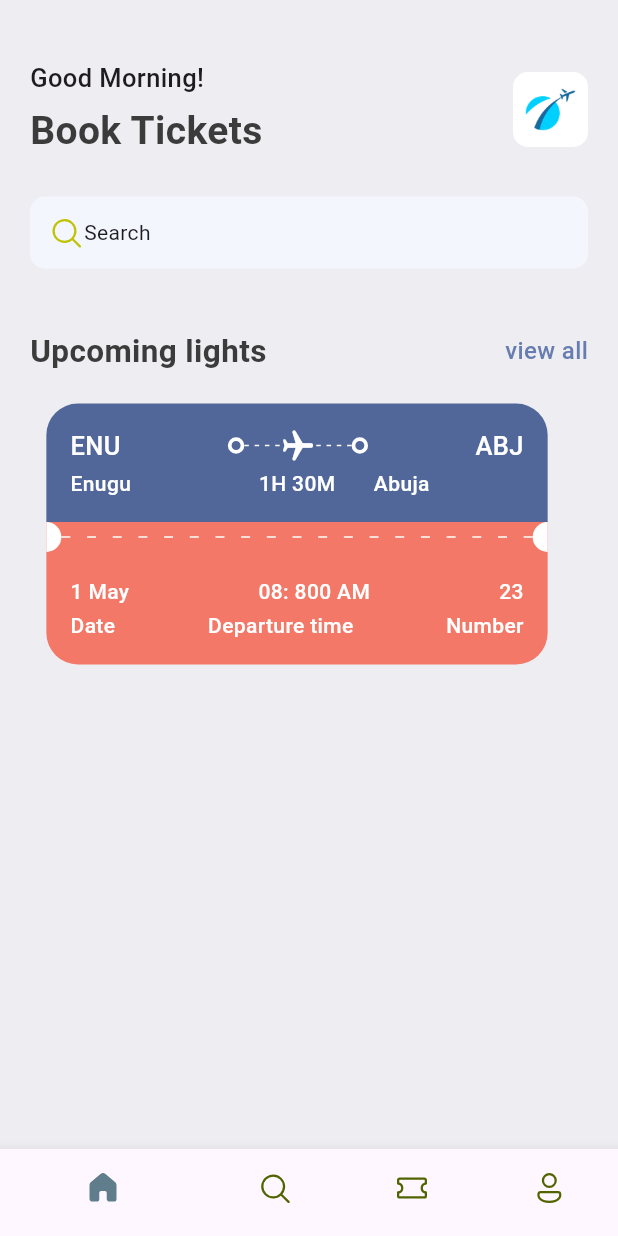
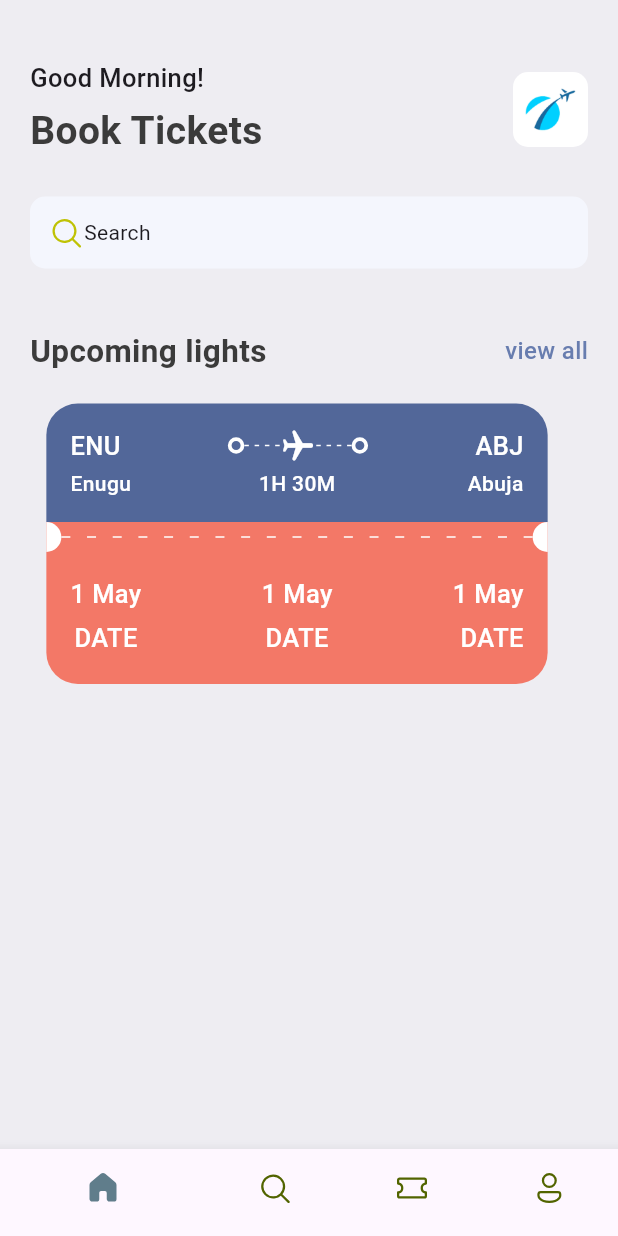
Before and after one commit to TimzonaTimothy/ticket_booking_mobile_app, a Flutter app: the screen it shows after launch, on a phone screen of 412 x 824 dp. Run offline on Flutter 3.47's test engine with Material 3 defaults, Android fonts, the phone set to English and light mode, and no system bars; our stand-ins replace fluentui_icons.

Commit message:
app layout builder

```diff
--- /dev/null
+++ b/lib/base/widgets/app_column_text_layout.dart
@@ -0,0 +1,20 @@
+import 'package:flutter/material.dart';
+
+import 'text_style_third.dart';
+
+class AppColumnTextLayout extends StatelessWidget {
+  const AppColumnTextLayout({super.key});
+
+  @override
+  Widget build(BuildContext context) {
+    return const Column(
+      children: [
+        TextStyleThird(text: '1 May'),
+        SizedBox(
+          height: 5,
+        ),
+        TextStyleThird(text: 'DATE'),
+      ],
+    );
+  }
+}
--- a/lib/base/widgets/text_style_fourth.dart
+++ b/lib/base/widgets/text_style_fourth.dart
@@ -4,12 +4,14 @@ import '../res/styles/app_styles.dart';
 
 class TextStyleFourth extends StatelessWidget {
   final String text;
-  const TextStyleFourth({super.key, required this.text});
+  final TextAlign align;
+  const TextStyleFourth({super.key, required this.text, this.align= TextAlign.start});
 
   @override
   Widget build(BuildContext context) {
     return Text(
       text,
+      textAlign: align,
       style: AppStyles.headLineStyle4.copyWith(color: Colors.white),
       overflow: TextOverflow.ellipsis,
     );
--- a/lib/base/widgets/ticket_view.dart
+++ b/lib/base/widgets/ticket_view.dart
@@ -1,6 +1,7 @@
 import 'package:flutter/material.dart';
 import 'package:ticket_app/base/res/styles/app_styles.dart';
 
+import 'app_column_text_layout.dart';
 import 'app_layoutbuilder_widget.dart';
 import 'big_circle.dart';
 import 'big_dot.dart';
@@ -72,18 +73,17 @@ class TicketView extends StatelessWidget {
                       const SizedBox(
                           width: 100, child: TextStyleFourth(text: 'Enugu')),
                       Expanded(child: Container()),
-                      Text(
-                        '1H 30M',
-                        style: AppStyles.headLineStyle4
-                            .copyWith(color: Colors.white),
-                        overflow: TextOverflow.ellipsis,
+                      const TextStyleFourth(
+                        text: "1H 30M",
                       ),
                       Expanded(child: Container()),
                       const SizedBox(
-                          width: 100,
-                          child: TextStyleFourth(
-                            text: 'Abuja',
-                          )),
+                        width: 100,
+                        child: TextStyleFourth(
+                          text: 'Abuja',
+                          align: TextAlign.end,
+                        ),
+                      ),
                     ],
                   ),
                 ],
@@ -116,64 +116,80 @@ class TicketView extends StatelessWidget {
                   borderRadius: const BorderRadius.only(
                       bottomLeft: Radius.circular(21),
                       bottomRight: Radius.circular(21))),
-              child: Column(
+              child: const Column(
                 children: [
                   // show departure and destination with icons first line
                   Row(
+                    mainAxisAlignment: MainAxisAlignment.spaceBetween,
                     children: [
-                      Text(
-                        '1 May',
-                        style: AppStyles.headLineStyle4
-                            .copyWith(color: Colors.white),
-                        overflow: TextOverflow.ellipsis,
+                     AppColumnTextLayout(),
+                      Column(
+                        crossAxisAlignment: CrossAxisAlignment.center,
+                        children: [
+                          TextStyleThird(text: '1 May'),
+                          SizedBox(
+                            height: 5,
+                          ),
+                          TextStyleThird(text: 'DATE'),
+                        ],
                       ),
-                      Expanded(child: Container()),
-                      Text(
-                        '08: 800 AM',
-                        style: AppStyles.headLineStyle4
-                            .copyWith(color: Colors.white),
-                        overflow: TextOverflow.ellipsis,
+                      Column(
+                        crossAxisAlignment: CrossAxisAlignment.end,
+                        children: [
+                          TextStyleThird(text: '1 May'),
+                          SizedBox(
+                            height: 5,
+                          ),
+                          TextStyleThird(text: 'DATE'),
+                        ],
                       ),
-                      Expanded(child: Container()),
-                      Text(
-                        '23',
-                        style: AppStyles.headLineStyle4
-                            .copyWith(color: Colors.white),
-                        overflow: TextOverflow.ellipsis,
-                      ),
+                      // Expanded(child: Container()),
+                      // Text(
+                      //   '08: 800 AM',
+                      //   style: AppStyles.headLineStyle4
+                      //       .copyWith(color: Colors.white),
+                      //   overflow: TextOverflow.ellipsis,
+                      // ),
+                      // Expanded(child: Container()),
+                      // Text(
+                      //   '23',
+                      //   style: AppStyles.headLineStyle4
+                      //       .copyWith(color: Colors.white),
+                      //   overflow: TextOverflow.ellipsis,
+                      // ),
                     ],
                   ),
 
-                  const SizedBox(
+                  SizedBox(
                     height: 3,
                   ),
 
                   //show departure and destination names
 
-                  Row(
-                    children: [
-                      Text(
-                        'Date',
-                        style: AppStyles.headLineStyle4
-                            .copyWith(color: Colors.white),
-                        overflow: TextOverflow.ellipsis,
-                      ),
-                      Expanded(child: Container()),
-                      Text(
-                        'Departure time',
-                        style: AppStyles.headLineStyle4
-                            .copyWith(color: Colors.white),
-                        overflow: TextOverflow.ellipsis,
-                      ),
-                      Expanded(child: Container()),
-                      Text(
-                        'Number',
-                        style: AppStyles.headLineStyle4
-                            .copyWith(color: Colors.white),
-                        overflow: TextOverflow.ellipsis,
-                      ),
-                    ],
-                  ),
+                  // Row(
+                  //   children: [
+                  //     Text(
+                  //       'Date',
+                  //       style: AppStyles.headLineStyle4
+                  //           .copyWith(color: Colors.white),
+                  //       overflow: TextOverflow.ellipsis,
+                  //     ),
+                  //     Expanded(child: Container()),
+                  //     Text(
+                  //       'Departure time',
+                  //       style: AppStyles.headLineStyle4
+                  //           .copyWith(color: Colors.white),
+                  //       overflow: TextOverflow.ellipsis,
+                  //     ),
+                  //     Expanded(child: Container()),
+                  //     Text(
+                  //       'Number',
+                  //       style: AppStyles.headLineStyle4
+                  //           .copyWith(color: Colors.white),
+                  //       overflow: TextOverflow.ellipsis,
+                  //     ),
+                  //   ],
+                  // ),
                 ],
               ),
             ),
```
